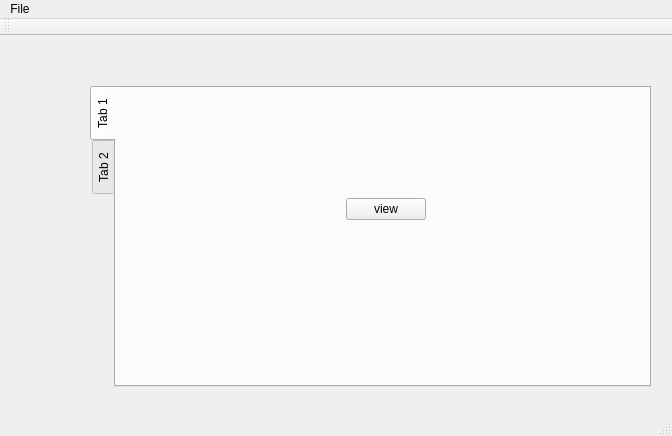
Above: mainwindow.ui from jonpol01/ROS-Tool before the change. Below: the same form after it.
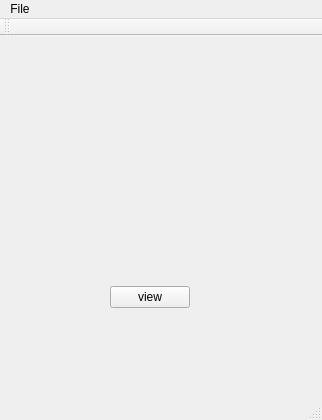
That is the form after the change.

What changed in the file:
```diff
--- a/mainwindow.ui
+++ b/mainwindow.ui
@@ -6,8 +6,8 @@
    <rect>
     <x>0</x>
     <y>0</y>
-    <width>672</width>
-    <height>436</height>
+    <width>322</width>
+    <height>420</height>
    </rect>
   </property>
   <property name="windowTitle">
@@ -26,65 +26,21 @@
    <bool>false</bool>
   </property>
   <widget class="QWidget" name="centralWidget">
-   <widget class="QTabWidget" name="tabWidget">
+   <widget class="QPushButton" name="pushButton">
     <property name="geometry">
      <rect>
-      <x>90</x>
-      <y>50</y>
-      <width>561</width>
-      <height>301</height>
+      <x>110</x>
+      <y>250</y>
+      <width>80</width>
+      <height>22</height>
      </rect>
     </property>
-    <property name="focusPolicy">
-     <enum>Qt::ClickFocus</enum>
-    </property>
-    <property name="tabPosition">
-     <enum>QTabWidget::West</enum>
-    </property>
-    <property name="tabShape">
-     <enum>QTabWidget::Rounded</enum>
-    </property>
-    <property name="currentIndex">
-     <number>0</number>
-    </property>
-    <property name="documentMode">
+    <property name="autoFillBackground">
      <bool>false</bool>
     </property>
-    <property name="tabsClosable">
-     <bool>false</bool>
+    <property name="text">
+     <string>view</string>
     </property>
-    <property name="movable">
-     <bool>true</bool>
-    </property>
-    <property name="tabBarAutoHide">
-     <bool>true</bool>
-    </property>
-    <widget class="QWidget" name="tab">
-     <attribute name="title">
-      <string>Tab 1</string>
-     </attribute>
-     <widget class="QPushButton" name="pushButton">
-      <property name="geometry">
-       <rect>
-        <x>230</x>
-        <y>110</y>
-        <width>80</width>
-        <height>22</height>
-       </rect>
-      </property>
-      <property name="autoFillBackground">
-       <bool>false</bool>
-      </property>
-      <property name="text">
-       <string>view</string>
-      </property>
-     </widget>
-    </widget>
-    <widget class="QWidget" name="tab_2">
-     <attribute name="title">
-      <string>Tab 2</string>
-     </attribute>
-    </widget>
    </widget>
   </widget>
   <widget class="QMenuBar" name="menuBar">
@@ -92,7 +48,7 @@
     <rect>
      <x>0</x>
      <y>0</y>
-     <width>672</width>
+     <width>322</width>
      <height>19</height>
     </rect>
    </property>
```
